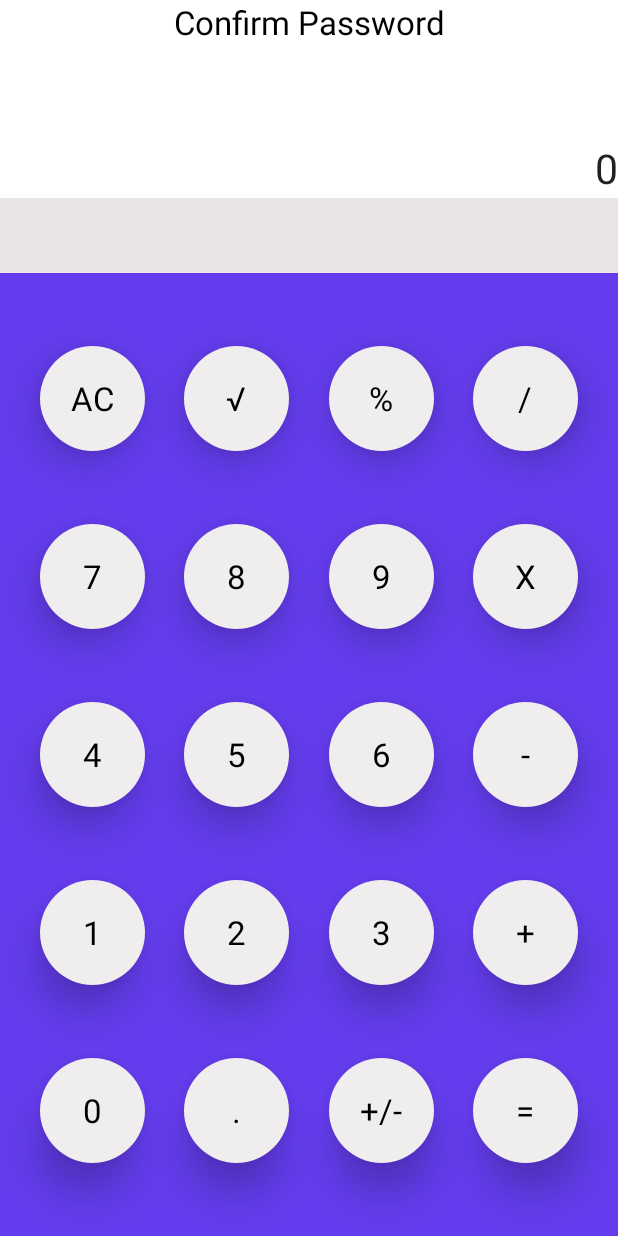
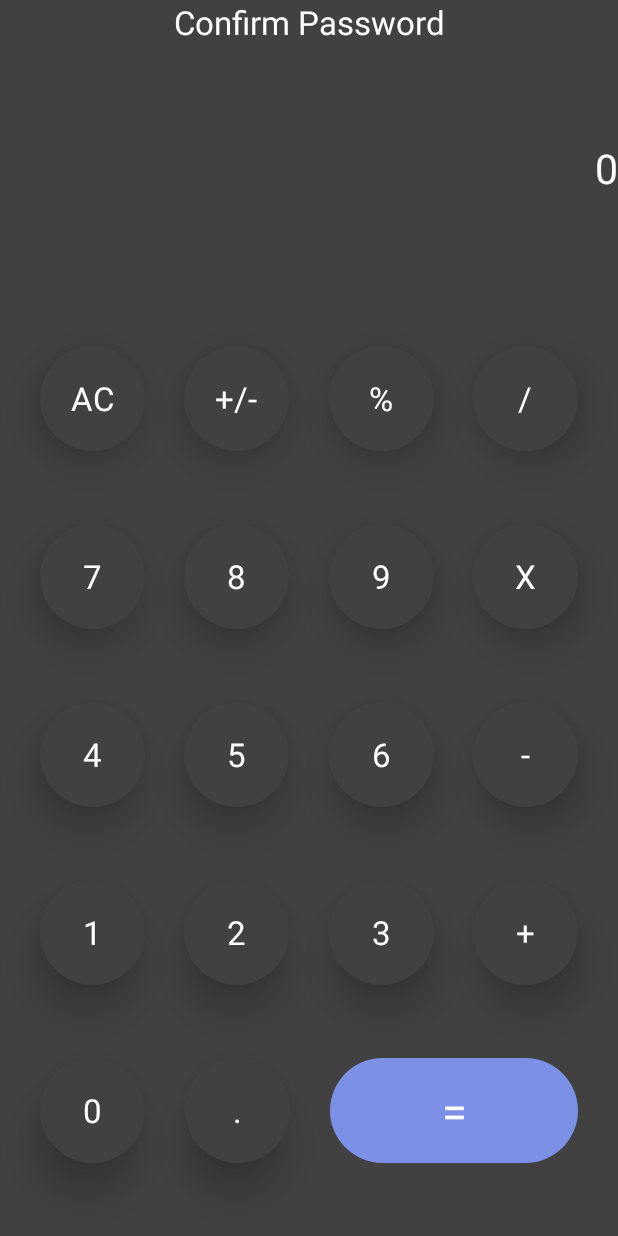
Before and after one commit to Waqas334/VaultCalcApp, an Android app: the ConfirmCalcActivity screen opened directly, with no data from a screen before it, on a phone screen of 412 x 824 dp. Run offline under Robolectric (Android 15) with nearby library versions, the phone set to English and light mode, and no system bars; libraries missing offline, so code that uses them is left out: com.facebook.ads.

Commit message:
Dark mood

```diff
--- a/app/src/main/java/com/androidbull/calculator/photo/vault/activities/ConfirmCalcActivity.java
+++ b/app/src/main/java/com/androidbull/calculator/photo/vault/activities/ConfirmCalcActivity.java
@@ -278,7 +278,7 @@ public class ConfirmCalcActivity extends MyBassActivity implements View.OnClickL
         this.tv_nine = findViewById(R.id.tv_nine);
         this.tv_six = findViewById(R.id.tv_six);
         this.tv_three = findViewById(R.id.tv_three);
-        this.tv_sign = findViewById(R.id.tv_sign);
+        this.tv_sign = findViewById(R.id.tv_sqrt);
         this.tv_mul = findViewById(R.id.tv_mul);
         this.tv_min = findViewById(R.id.tv_min);
         this.tv_plus = findViewById(R.id.tv_plus);
--- a/app/src/main/res/drawable/circle_tv.xml
+++ b/app/src/main/res/drawable/circle_tv.xml
@@ -1,7 +1,7 @@
 <?xml version="1.0" encoding="utf-8"?>
 <shape xmlns:android="http://schemas.android.com/apk/res/android"
     android:shape="oval">
-    <solid android:color="@color/backcolr" />
+    <solid android:color="@color/darkclr" />
     <size
         android:width="6dp"
         android:height="6dp" />
--- a/app/src/main/res/layout/activity_confirm_calc.xml
+++ b/app/src/main/res/layout/activity_confirm_calc.xml
@@ -3,7 +3,7 @@
     xmlns:app="http://schemas.android.com/apk/res-auto"
     android:layout_width="match_parent"
     android:layout_height="match_parent"
-    android:background="@color/newColorAccent">
+    android:background="@color/darkclr">
 
 
     <androidx.constraintlayout.widget.Guideline
@@ -18,7 +18,7 @@
         android:layout_width="0dp"
         android:layout_height="0dp"
         android:layout_weight="1.0"
-        android:background="@android:color/white"
+        android:background="@color/darkclr"
         android:cursorVisible="true"
         android:ellipsize="start"
         android:focusable="false"
@@ -28,7 +28,8 @@
         android:scrollbars="vertical"
         android:text="@string/_0"
         android:textAppearance="?android:textAppearanceLarge"
-        android:textColorHint="@android:color/black"
+        android:textColorHint="@android:color/white"
+        android:textColor="@color/white"
         android:textSize="27sp"
         android:visibility="visible"
         app:layout_constraintBottom_toBottomOf="@+id/guideline1"
@@ -41,14 +42,15 @@
         android:id="@+id/et_main"
         android:layout_width="0dp"
         android:layout_height="50dp"
-        android:background="#ffe9e5e4"
+        android:background="@color/darkclr"
         android:cursorVisible="true"
         android:focusable="false"
         android:focusableInTouchMode="false"
         android:gravity="bottom|center|end"
         android:scrollbars="vertical"
         android:textAppearance="?android:textAppearanceLarge"
-        android:textColorHint="@android:color/black"
+        android:textColorHint="@color/symblclr"
+        android:textColor="@color/symblclr"
         android:visibility="visible"
         app:layout_constraintLeft_toLeftOf="parent"
         app:layout_constraintRight_toRightOf="parent"
@@ -67,7 +69,7 @@
 
     <TextView
         android:id="@+id/tv_sqrt"
-        android:text="@string/_sqrt"
+        android:text="@string/_sign"
         style="@style/calculatorButtonsStyle"
         app:layout_constraintBottom_toTopOf="@+id/tv_eight"
         app:layout_constraintLeft_toRightOf="@+id/tv_clear"
@@ -129,7 +131,7 @@
         app:layout_constraintBottom_toBottomOf="parent"
         app:layout_constraintLeft_toLeftOf="parent"
         app:layout_constraintRight_toLeftOf="@+id/tv_dot"
-        app:layout_constraintTop_toBottomOf="@+id/tv_one" />
+        app:layout_constraintTop_toBottomOf="@+id/tv_one"/>
 
     <TextView
         android:id="@+id/tv_eight"
@@ -199,12 +201,17 @@
 
     <TextView
         android:id="@+id/tv_equal"
-        style="@style/calculatorButtonsStyle"
+        android:layout_width="165dp"
+        android:layout_height="70dp"
         android:text="@string/_equal"
+        android:gravity="center"
+        android:textColor="@color/white"
+        android:background="@drawable/btn_equal"
+        android:textSize="30sp"
         app:layout_constraintBottom_toBottomOf="parent"
-        app:layout_constraintLeft_toRightOf="@+id/tv_sign"
+        app:layout_constraintLeft_toRightOf="@+id/tv_sqrt"
         app:layout_constraintRight_toRightOf="parent"
-        app:layout_constraintTop_toBottomOf="@+id/tv_plus" />
+        app:layout_constraintTop_toBottomOf="@+id/tv_plus"/>
 
     <TextView
         android:id="@+id/tv_two"
@@ -219,7 +226,7 @@
         android:id="@+id/tv_three"
         style="@style/calculatorButtonsStyle"
         android:text="@string/_3"
-        app:layout_constraintBottom_toTopOf="@+id/tv_sign"
+        app:layout_constraintBottom_toTopOf="@id/tv_equal"
         app:layout_constraintLeft_toRightOf="@+id/tv_two"
         app:layout_constraintRight_toLeftOf="@+id/tv_min"
         app:layout_constraintTop_toBottomOf="@+id/tv_six" />
@@ -230,17 +237,17 @@
         android:text="@string/_dot"
         app:layout_constraintBottom_toBottomOf="parent"
         app:layout_constraintLeft_toRightOf="@+id/tv_zero"
-        app:layout_constraintRight_toLeftOf="@+id/tv_sign"
+        app:layout_constraintRight_toLeftOf="@+id/tv_equal"
         app:layout_constraintTop_toBottomOf="@+id/tv_two" />
 
-    <TextView
-        android:id="@+id/tv_sign"
-        style="@style/calculatorButtonsStyle"
-        android:text="@string/_sign"
-        app:layout_constraintBottom_toBottomOf="parent"
-        app:layout_constraintLeft_toRightOf="@+id/tv_dot"
-        app:layout_constraintRight_toLeftOf="@+id/tv_equal"
-        app:layout_constraintTop_toBottomOf="@+id/tv_three" />
+    <!--    <TextView-->
+    <!--        android:id="@+id/tv_sqrt"-->
+    <!--        style="@style/calculatorButtonsStyle"-->
+    <!--        android:text="@string/_sign"-->
+    <!--        app:layout_constraintBottom_toBottomOf="parent"-->
+    <!--        app:layout_constraintLeft_toRightOf="@+id/tv_dot"-->
+    <!--        app:layout_constraintRight_toLeftOf="@+id/tv_equal"-->
+    <!--        app:layout_constraintTop_toBottomOf="@+id/tv_three" />-->
 
 
     <TextView
@@ -249,7 +256,7 @@
         app:layout_constraintTop_toTopOf="parent"
         app:layout_constraintLeft_toLeftOf="parent"
         app:layout_constraintRight_toRightOf="parent"
-        android:textColor="@color/black"
+        android:textColor="@color/white"
         android:gravity="center"
         android:text="@string/confirm_password"
         android:textSize="22sp" />
--- a/app/src/main/res/values/colors.xml
+++ b/app/src/main/res/values/colors.xml
@@ -17,5 +17,6 @@
     <color name="newColorAccentFaint">#66643ced</color>
     <color name="backcolr">#efedee</color>
     <color name="symblclr">#899dfe</color>
+    <color name="darkclr">#414141</color>
 
 </resources>
--- a/app/src/main/res/values/styles.xml
+++ b/app/src/main/res/values/styles.xml
@@ -33,7 +33,7 @@
         <item name="android:gravity">center</item>
         <item name="android:padding">@dimen/txt0</item>
         <item name="android:textAppearance">?android:textAppearanceLarge</item>
-        <item name="android:textColor">@android:color/black</item>
+        <item name="android:textColor">@android:color/white</item>
         <item name="android:textStyle">normal</item>
         <item name="android:elevation">10dp</item>
         <item name="android:translationZ">5dp</item>\
--- a/build.gradle
+++ b/build.gradle
@@ -16,7 +16,7 @@ buildscript {
 
     }
     dependencies {
-        classpath 'com.android.tools.build:gradle:3.5.3'
+        classpath 'com.android.tools.build:gradle:4.0.0'
         classpath 'com.google.gms:google-services:4.2.0'
 //        classpath 'com.google.gms:google-services:4.3.3'
         // NOTE: Do not place your application dependencies here; they belong
```
Also changed, not shown: app/src/main/java/com/androidbull/calculator/photo/vault/activities/CalcActivity.java (+5 -5 lines), app/src/main/res/layout/activity_calc.xml (+11 -10 lines), gradle/wrapper/gradle-wrapper.properties.
